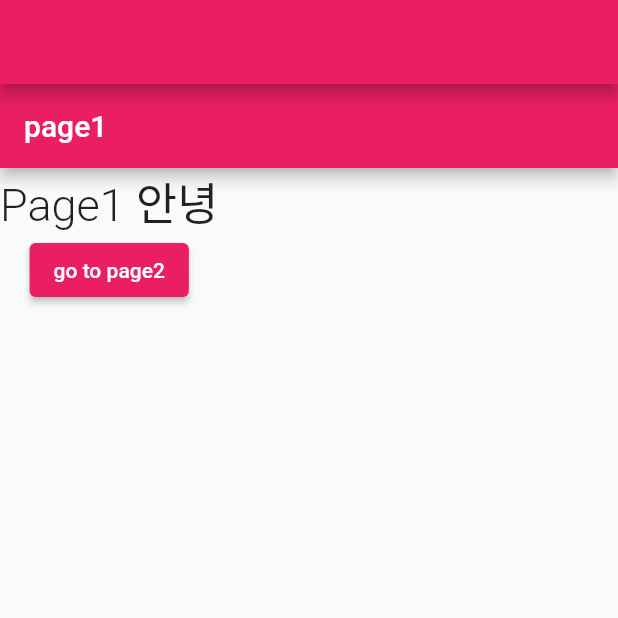
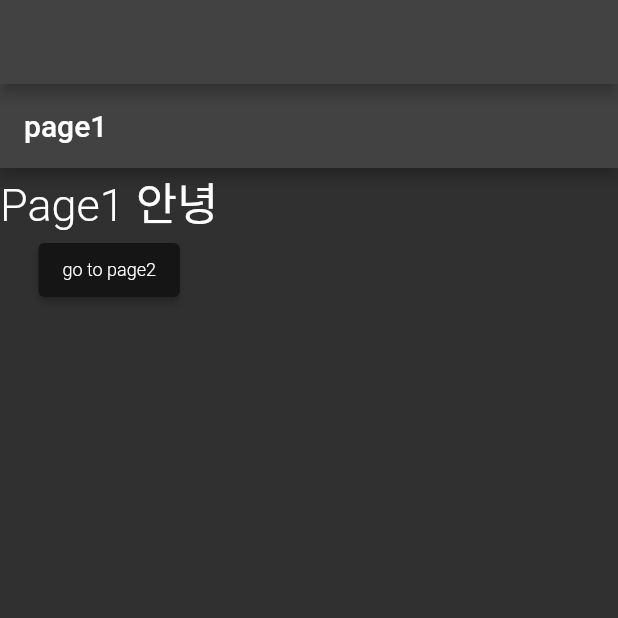
Before and after one commit to RektPunk/letsflutter, a Flutter app: the screen it shows after launch, on a phone screen of 412 x 824 dp, the top half of it. Run offline on Flutter 3.47's test engine with Material 2 defaults, Android fonts, the phone set to English and light mode, and no system bars; Roboto replaces fonts that are missing (GmarketSansTTF).

Commit message:
feat - add light and dark mode

```diff
--- a/lib/components/letsflutter_colors.dart
+++ b/lib/components/letsflutter_colors.dart
@@ -0,0 +1,22 @@
+import 'package:flutter/material.dart';
+
+class LetsFlutterColors {
+  static const int _primaryColorValue = 0xFF151515;
+  static const primaryColor = Color(_primaryColorValue);
+
+  static const MaterialColor primaryMeterialColor = MaterialColor(
+    _primaryColorValue,
+    <int, Color>{
+      50: Color(_primaryColorValue),
+      100: Color(_primaryColorValue),
+      200: Color(_primaryColorValue),
+      300: Color(_primaryColorValue),
+      400: Color(_primaryColorValue),
+      500: Color(_primaryColorValue),
+      600: Color(_primaryColorValue),
+      700: Color(_primaryColorValue),
+      800: Color(_primaryColorValue),
+      900: Color(_primaryColorValue),
+    },
+  );
+}
--- /dev/null
+++ b/lib/components/letsflutter_themes.dart
@@ -0,0 +1,48 @@
+import 'package:flutter/material.dart';
+import 'package:letsflutter/components/letsflutter_colors.dart';
+
+class LetsFlutterThemes {
+  static ThemeData get lightTheme => ThemeData(
+    fontFamily: 'GmarketSansTTF',
+    primarySwatch: LetsFlutterColors.primaryMeterialColor,
+    brightness: Brightness.light,
+    textTheme: _textTheme,
+    scaffoldBackgroundColor: Colors.white,
+    visualDensity: VisualDensity.adaptivePlatformDensity,
+  );
+
+  static ThemeData get darkTheme => ThemeData(
+    fontFamily: 'GmarketSansTTF',
+    primarySwatch: LetsFlutterColors.primaryMeterialColor,
+    brightness: Brightness.dark,
+    textTheme: _textTheme,
+    visualDensity: VisualDensity.adaptivePlatformDensity,
+  );
+
+  static const TextTheme _textTheme = TextTheme(
+    headline4: TextStyle(
+      fontSize: 32,
+      fontWeight: FontWeight.w700,
+    ),
+    subtitle1: TextStyle(
+      fontSize: 16,
+      fontWeight: FontWeight.w500,
+    ),
+    subtitle2: TextStyle(
+      fontSize: 16,
+      fontWeight: FontWeight.w300,
+    ),
+    bodyText1: TextStyle(
+      fontSize: 15,
+      fontWeight: FontWeight.w300,
+    ),
+    bodyText2: TextStyle(
+      fontSize: 14,
+      fontWeight: FontWeight.w300,
+    ),
+    button: TextStyle(
+      fontSize: 12,
+      fontWeight: FontWeight.w300,
+    ),
+  );
+}
--- a/lib/main.dart
+++ b/lib/main.dart
@@ -1,4 +1,5 @@
 import 'package:flutter/material.dart';
+import 'package:letsflutter/components/letsflutter_themes.dart';
 // import 'package:letsflutter/pages/homepage.dart';
 import 'pages/page1.dart';
 
@@ -14,10 +15,7 @@ class MyApp extends StatelessWidget {
   Widget build(BuildContext context) {
     return MaterialApp(
       title: 'Flutter Demo',
-      theme: ThemeData(
-        primarySwatch: Colors.pink,
-        fontFamily: 'GmarketSansTTF',
-      ),
+      theme: LetsFlutterThemes.darkTheme,
       home: Scaffold(
         appBar: AppBar(),
         body: const Page1()
```
